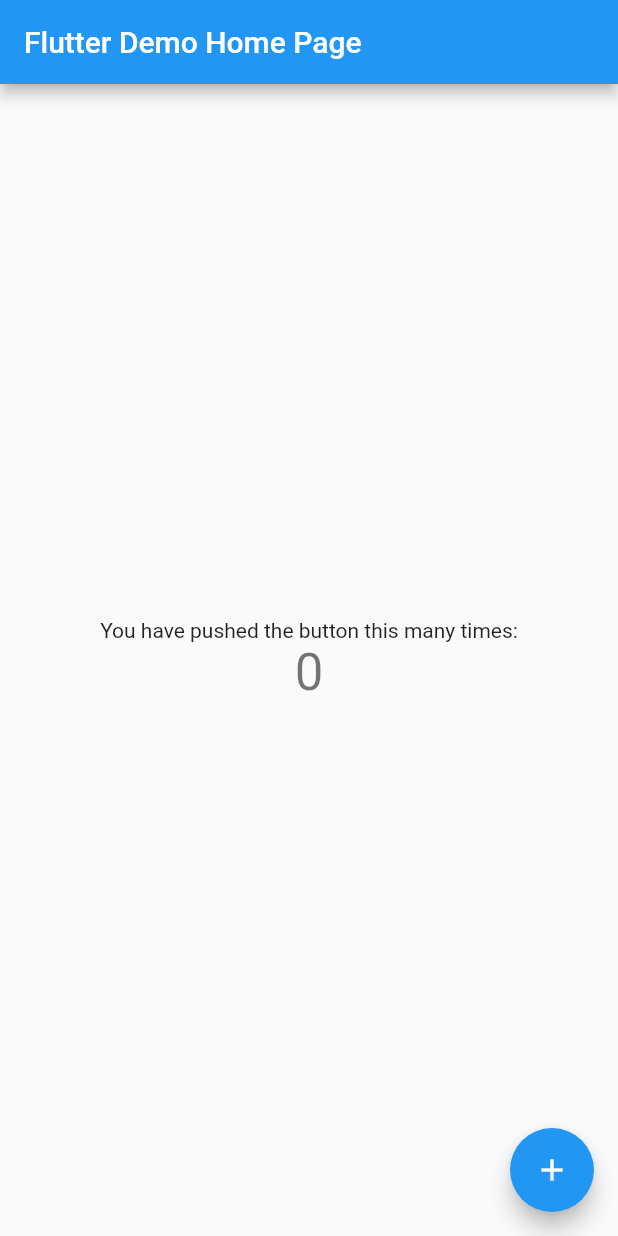
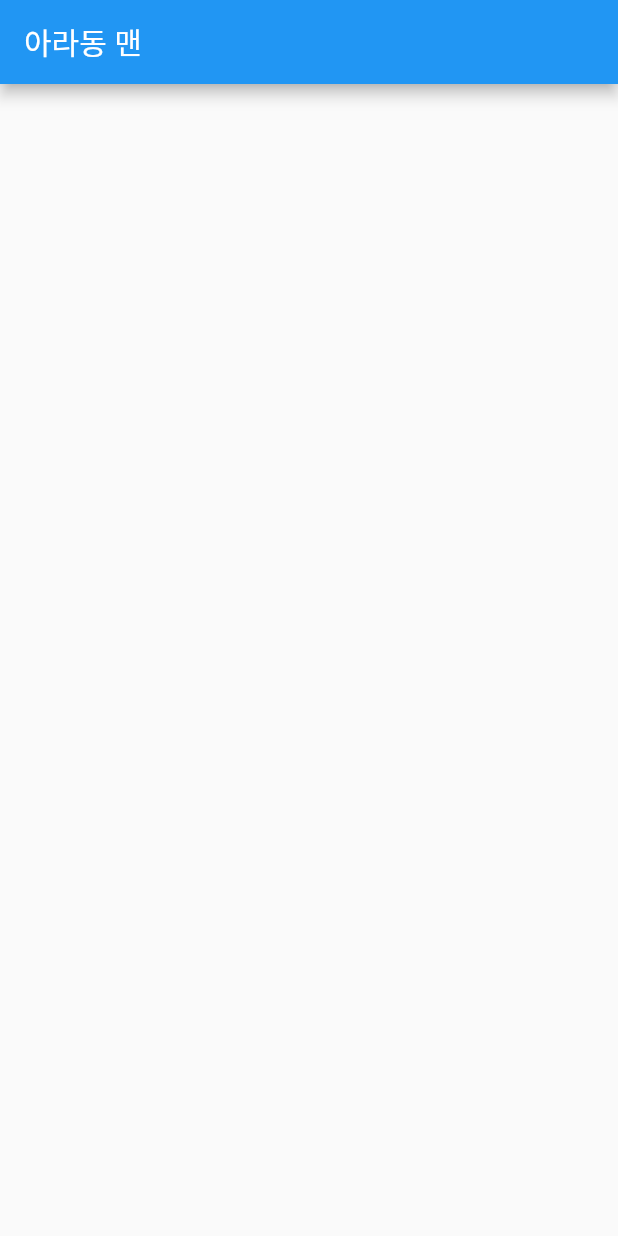
Before and after one commit to Jaehan-Kevin-Kim/carrot_market, a Flutter app: the screen it shows after launch, on a phone screen of 412 x 824 dp. Run offline on Flutter 3.47's test engine with Material 2 defaults, Android fonts, the phone set to English and light mode, and no system bars.

Commit message:
Working on views

```diff
--- a/lib/main.dart
+++ b/lib/main.dart
@@ -1,3 +1,4 @@
+import 'package:carrot_market/page/home.dart';
 import 'package:flutter/material.dart';
 
 void main() {
@@ -11,105 +12,12 @@
   @override
   Widget build(BuildContext context) {
     return MaterialApp(
-      title: 'Flutter Demo',
-      theme: ThemeData(
-        // This is the theme of your application.
-        //
-        // Try running your application with "flutter run". You'll see the
-        // application has a blue toolbar. Then, without quitting the app, try
-        // changing the primarySwatch below to Colors.green and then invoke
-        // "hot reload" (press "r" in the console where you ran "flutter run",
-        // or simply save your changes to "hot reload" in a Flutter IDE).
-        // Notice that the counter didn't reset back to zero; the application
-        // is not restarted.
-        primarySwatch: Colors.blue,
-      ),
-      home: const MyHomePage(title: 'Flutter Demo Home Page'),
-    );
+        title: 'Flutter Demo',
+        theme: ThemeData(
+          primaryColor: Colors.white,
+          primarySwatch: Colors.blue,
+          visualDensity: VisualDensity.adaptivePlatformDensity,
+        ),
+        home: const Home());
   }
 }
-
-class MyHomePage extends StatefulWidget {
-  const MyHomePage({super.key, required this.title});
-
-  // This widget is the home page of your application. It is stateful, meaning
-  // that it has a State object (defined below) that contains fields that affect
-  // how it looks.
-
-  // This class is the configuration for the state. It holds the values (in this
-  // case the title) provided by the parent (in this case the App widget) and
-  // used by the build method of the State. Fields in a Widget subclass are
-  // always marked "final".
-
-  final String title;
-
-  @override
-  State<MyHomePage> createState() => _MyHomePageState();
-}
-
-class _MyHomePageState extends State<MyHomePage> {
-  int _counter = 0;
-
-  void _incrementCounter() {
-    setState(() {
-      // This call to setState tells the Flutter framework that something has
-      // changed in this State, which causes it to rerun the build method below
-      // so that the display can reflect the updated values. If we changed
-      // _counter without calling setState(), then the build method would not be
-      // called again, and so nothing would appear to happen.
-      _counter++;
-    });
-  }
-
-  @override
-  Widget build(BuildContext context) {
-    // This method is rerun every time setState is called, for instance as done
-    // by the _incrementCounter method above.
-    //
-    // The Flutter framework has been optimized to make rerunning build methods
-    // fast, so that you can just rebuild anything that needs updating rather
-    // than having to individually change instances of widgets.
-    return Scaffold(
-      appBar: AppBar(
-        // Here we take the value from the MyHomePage object that was created by
-        // the App.build method, and use it to set our appbar title.
-        title: Text(widget.title),
-      ),
-      body: Center(
-        // Center is a layout widget. It takes a single child and positions it
-        // in the middle of the parent.
-        child: Column(
-          // Column is also a layout widget. It takes a list of children and
-          // arranges them vertically. By default, it sizes itself to fit its
-          // children horizontally, and tries to be as tall as its parent.
-          //
-          // Invoke "debug painting" (press "p" in the console, choose the
-          // "Toggle Debug Paint" action from the Flutter Inspector in Android
-          // Studio, or the "Toggle Debug Paint" command in Visual Studio Code)
-          // to see the wireframe for each widget.
-          //
-          // Column has various properties to control how it sizes itself and
-          // how it positions its children. Here we use mainAxisAlignment to
-          // center the children vertically; the main axis here is the vertical
-          // axis because Columns are vertical (the cross axis would be
-          // horizontal).
-          mainAxisAlignment: MainAxisAlignment.center,
-          children: <Widget>[
-            const Text(
-              'You have pushed the button this many times:',
-            ),
-            Text(
-              '$_counter',
-              style: Theme.of(context).textTheme.headline4,
-            ),
-          ],
-        ),
-      ),
-      floatingActionButton: FloatingActionButton(
-        onPressed: _incrementCounter,
-        tooltip: 'Increment',
-        child: const Icon(Icons.add),
-      ), // This trailing comma makes auto-formatting nicer for build methods.
-    );
-  }
-}
--- /dev/null
+++ b/lib/page/home.dart
@@ -0,0 +1,23 @@
+import 'package:flutter/cupertino.dart';
+import 'package:flutter/material.dart';
+
+class Home extends StatefulWidget {
+  const Home({Key? key}) : super(key: key);
+
+  @override
+  State<Home> createState() => _HomeState();
+}
+
+class _HomeState extends State<Home> {
+  @override
+  Widget build(BuildContext context) {
+    return Scaffold(
+      appBar: AppBar(
+        title: Text('아라동 맨'),
+        //   , style: TextStyle(color: Colors.black),),
+        // backgroundColor: Colors.white,
+        actions: [],
+      ),
+    );
+  }
+}
--- a/pubspec.yaml
+++ b/pubspec.yaml
@@ -46,7 +46,7 @@
   # activated in the `analysis_options.yaml` file located at the root of your
   # package. See that file for information about deactivating specific lint
   # rules and activating additional ones.
-  flutter_lints: ^2.0.0
+#  flutter_lints: ^2.0.0
 
 # For information on the generic Dart part of this file, see the
 # following page: https://dart.dev/tools/pub/pubspec
```
Also changed, not shown: pubspec.lock.
